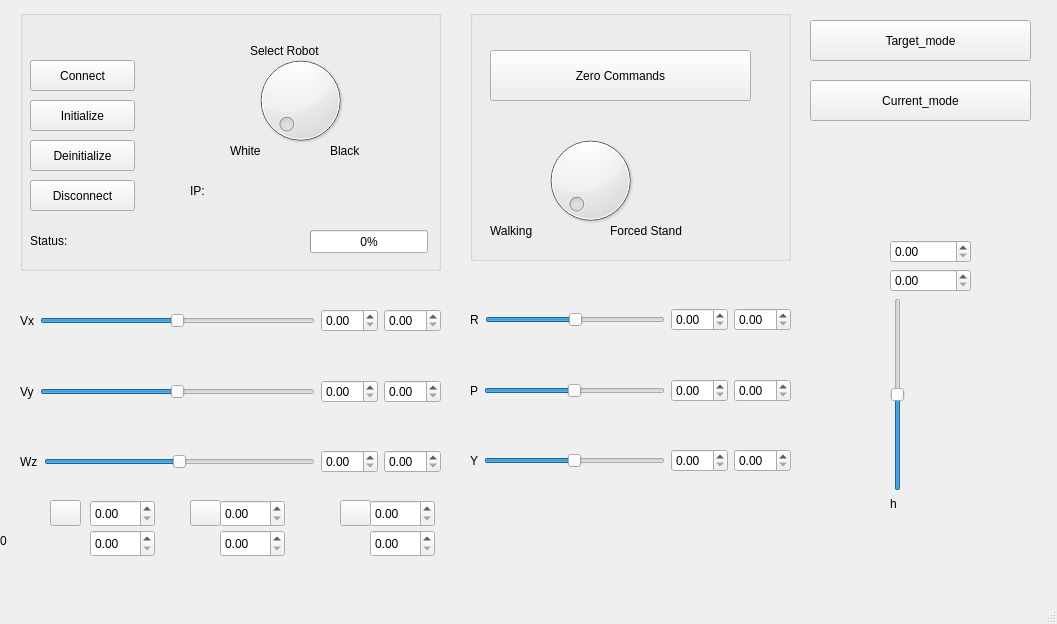
This is qt/configuration_window/mainwindow.ui in Adorno-Lab/sas_robot_driver_unitree_b1 as Qt 5 draws it before an edit. The edited form follows.
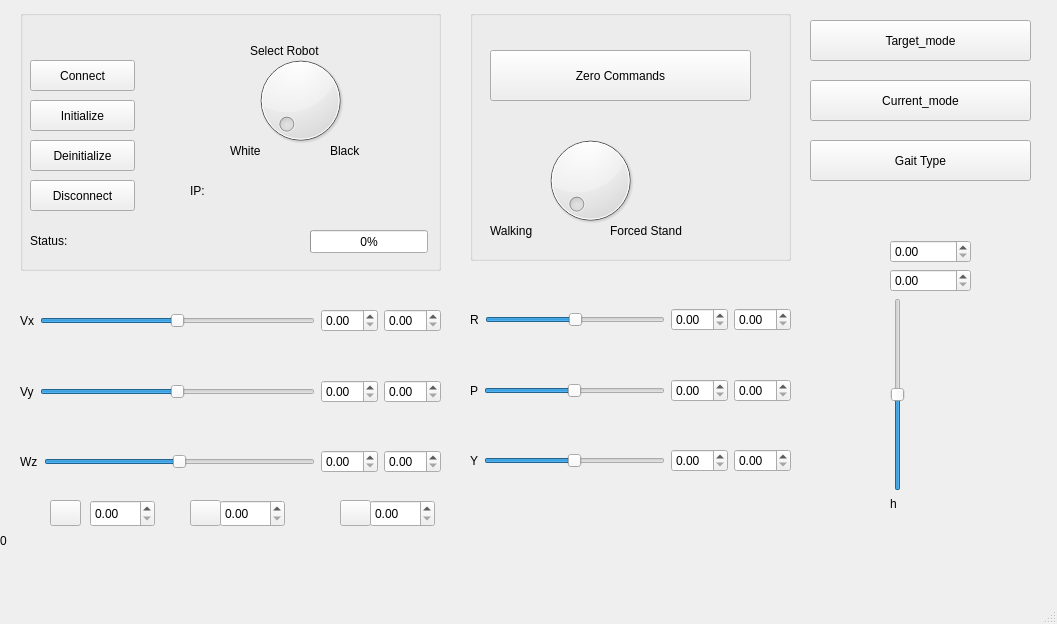
This is the edited form.

The edit to the form file:
```diff
--- a/qt/configuration_window/mainwindow.ui
+++ b/qt/configuration_window/mainwindow.ui
@@ -612,34 +612,17 @@
      </rect>
     </property>
    </widget>
-   <widget class="QDoubleSpinBox" name="doubleSpinBox_max_filtered_read_vx_">
+   <widget class="QPushButton" name="pushButton_gait_type_">
     <property name="geometry">
      <rect>
-      <x>90</x>
-      <y>530</y>
-      <width>65</width>
-      <height>27</height>
+      <x>810</x>
+      <y>140</y>
+      <width>221</width>
+      <height>41</height>
      </rect>
     </property>
-   </widget>
-   <widget class="QDoubleSpinBox" name="doubleSpinBox_max_filtered_read_vy_">
-    <property name="geometry">
-     <rect>
-      <x>220</x>
-      <y>530</y>
-      <width>65</width>
-      <height>27</height>
-     </rect>
-    </property>
-   </widget>
-   <widget class="QDoubleSpinBox" name="doubleSpinBox_max_filtered_read_wz_">
-    <property name="geometry">
-     <rect>
-      <x>370</x>
-      <y>530</y>
-      <width>65</width>
-      <height>27</height>
-     </rect>
+    <property name="text">
+     <string>Gait Type</string>
     </property>
    </widget>
   </widget>
```
